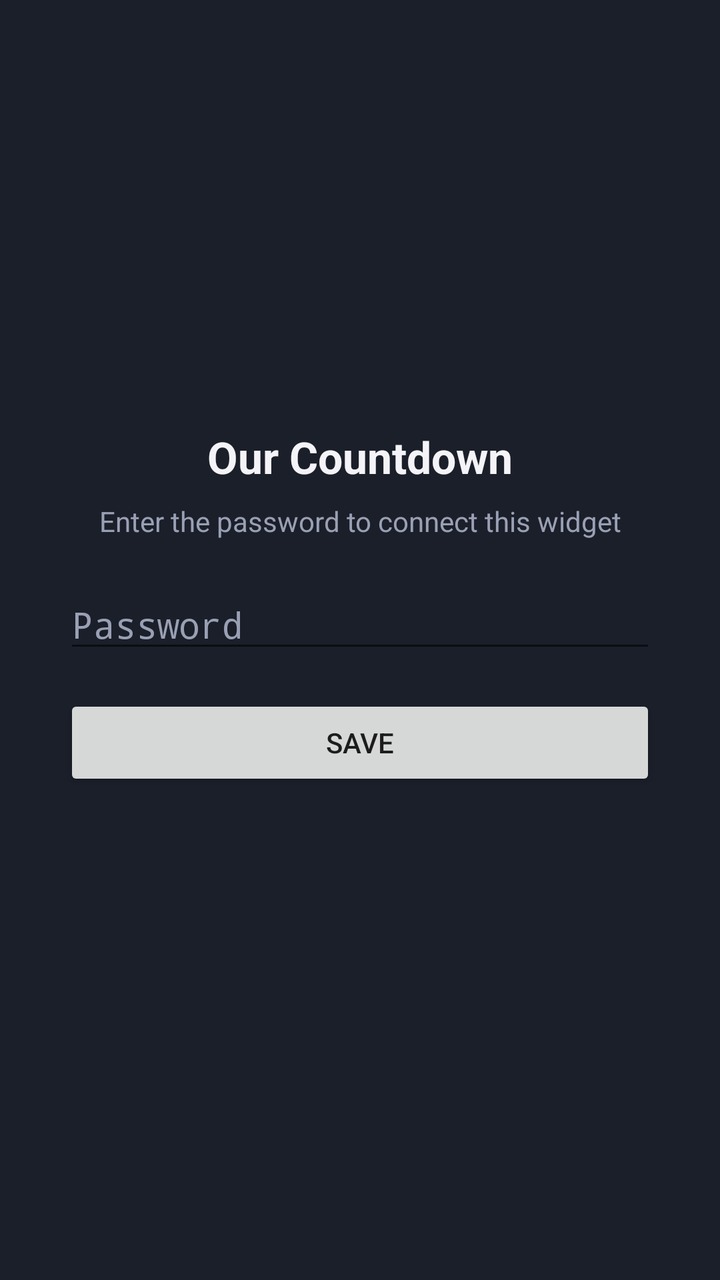
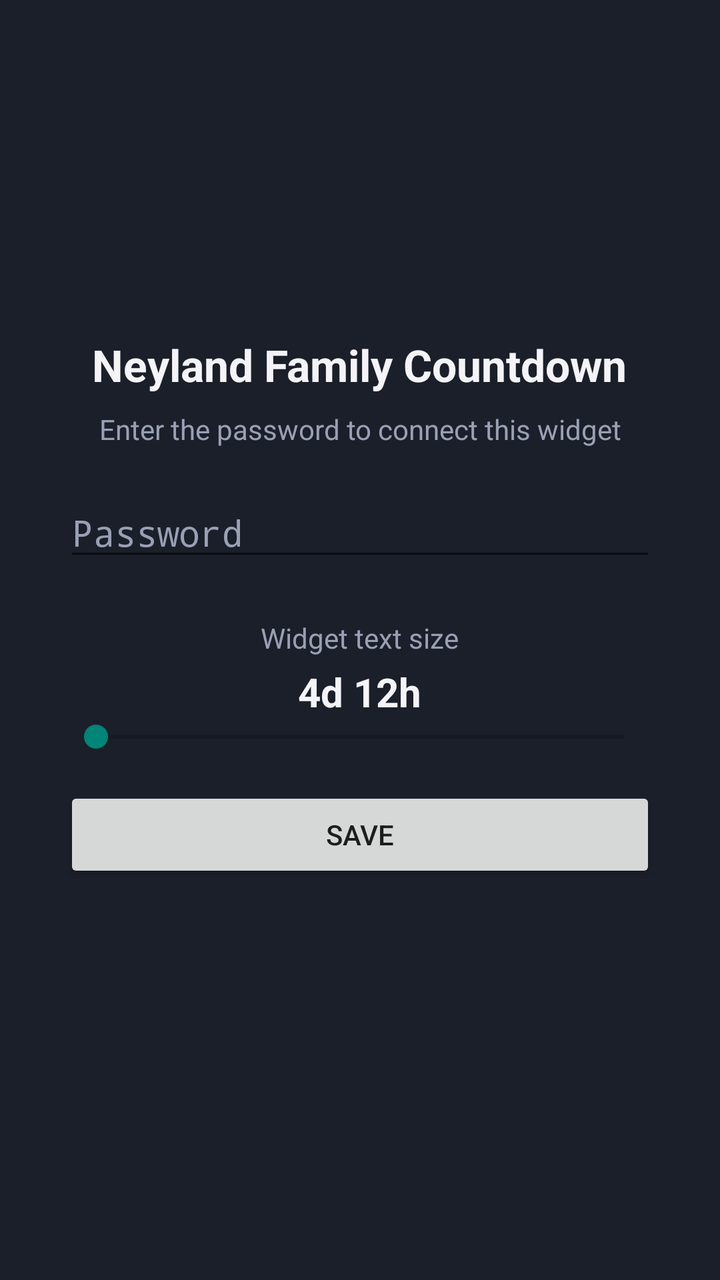

Before-and-after screenshots of an Android layout around one commit, followed by the original layout XML and the change that was made.
<!-- AndroidManifest.xml: activity theme Theme.Minimal -->
<!-- res/layout/activity_widget_configure.xml -->
<LinearLayout xmlns:android="http://schemas.android.com/apk/res/android"
    android:layout_width="match_parent"
    android:layout_height="match_parent"
    android:orientation="vertical"
    android:gravity="center"
    android:padding="32dp"
    android:background="#1B1F2A">

    <TextView
        android:layout_width="wrap_content"
        android:layout_height="wrap_content"
        android:text="Our Countdown"
        android:textColor="#F4F3F7"
        android:textSize="22sp"
        android:textStyle="bold"
        android:layout_marginBottom="8dp" />

    <TextView
        android:layout_width="wrap_content"
        android:layout_height="wrap_content"
        android:text="Enter the password to connect this widget"
        android:textColor="#9AA0B4"
        android:textSize="14sp"
        android:gravity="center"
        android:layout_marginBottom="20dp" />

    <EditText
        android:id="@+id/config_password_input"
        android:layout_width="match_parent"
        android:layout_height="wrap_content"
        android:inputType="textPassword"
        android:hint="Password"
        android:textColor="#F4F3F7"
        android:textColorHint="#9AA0B4" />

    <Button
        android:id="@+id/config_save_button"
        android:layout_width="match_parent"
        android:layout_height="wrap_content"
        android:layout_marginTop="16dp"
        android:text="Save" />

    <TextView
        android:id="@+id/config_status"
        android:layout_width="wrap_content"
        android:layout_height="wrap_content"
        android:layout_marginTop="12dp"
        android:textColor="#E25C5C" />

</LinearLayout>
<!-- resources referenced by this layout -->
<resources>
  <style name="Theme.Minimal" parent="android:Theme.Material.Light.NoActionBar" />
</resources>

<!-- the commit's change to res/layout/activity_widget_configure.xml (unified diff, before → after) -->
@@ -9,10 +9,11 @@
     <TextView
         android:layout_width="wrap_content"
         android:layout_height="wrap_content"
-        android:text="Our Countdown"
+        android:text="Neyland Family Countdown"
         android:textColor="#F4F3F7"
         android:textSize="22sp"
         android:textStyle="bold"
+        android:gravity="center"
         android:layout_marginBottom="8dp" />
 
     <TextView
@@ -33,6 +34,31 @@
         android:textColor="#F4F3F7"
         android:textColorHint="#9AA0B4" />
 
+    <TextView
+        android:layout_width="wrap_content"
+        android:layout_height="wrap_content"
+        android:text="Widget text size"
+        android:textColor="#9AA0B4"
+        android:textSize="14sp"
+        android:layout_marginTop="24dp" />
+
+    <TextView
+        android:id="@+id/config_size_preview"
+        android:layout_width="wrap_content"
+        android:layout_height="wrap_content"
+        android:text="4d 12h"
+        android:textColor="#F4F3F7"
+        android:textStyle="bold"
+        android:textSize="20sp"
+        android:layout_marginTop="4dp" />
+
+    <SeekBar
+        android:id="@+id/config_size_slider"
+        android:layout_width="match_parent"
+        android:layout_height="wrap_content"
+        android:min="50"
+        android:max="300" />
+
     <Button
         android:id="@+id/config_save_button"
         android:layout_width="match_parent"
